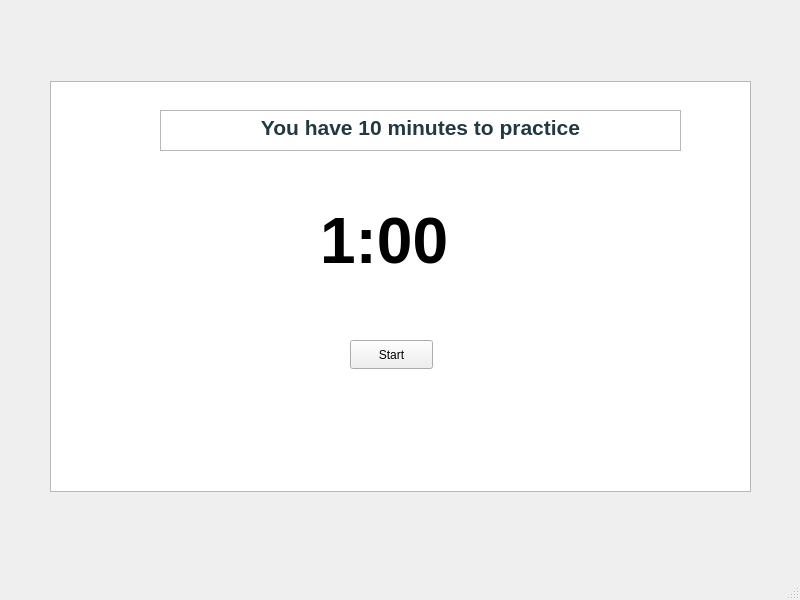
Qt form pubspstart.ui (AnushreeBannadabhavi/Orator) before a commit.
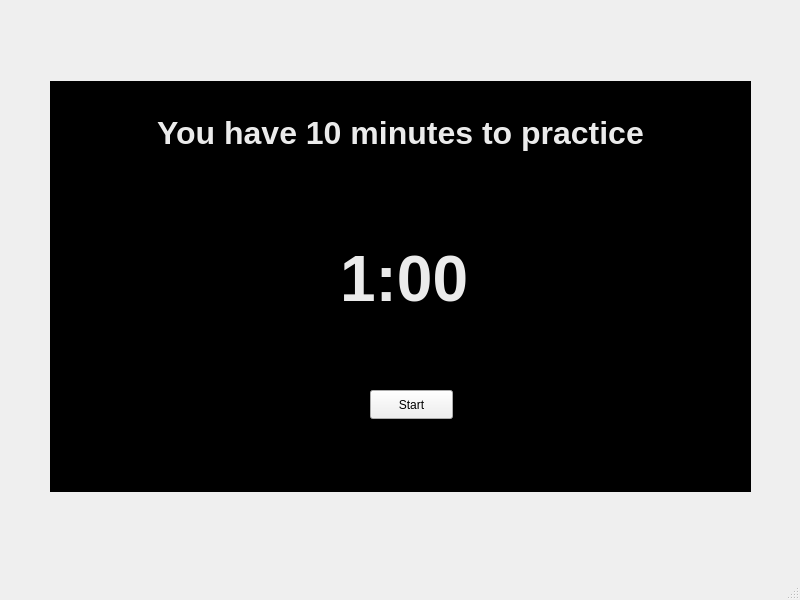
The same form after that commit.

```diff
--- a/pubspstart.ui
+++ b/pubspstart.ui
@@ -23,12 +23,17 @@
       <height>411</height>
      </rect>
     </property>
+    <property name="styleSheet">
+     <string notr="true">
+    background-color: rgb(0, 0, 0);
+</string>
+    </property>
    </widget>
    <widget class="QPushButton" name="pushButtonStart">
     <property name="geometry">
      <rect>
-      <x>350</x>
-      <y>340</y>
+      <x>370</x>
+      <y>390</y>
       <width>83</width>
       <height>29</height>
      </rect>
@@ -40,10 +45,10 @@
    <widget class="QLabel" name="label">
     <property name="geometry">
      <rect>
-      <x>320</x>
-      <y>200</y>
-      <width>291</width>
-      <height>81</height>
+      <x>340</x>
+      <y>230</y>
+      <width>171</width>
+      <height>101</height>
      </rect>
     </property>
     <property name="font">
@@ -53,24 +58,35 @@
      </font>
     </property>
     <property name="text">
-     <string>1:00</string>
+     <string>&lt;html&gt;&lt;head/&gt;&lt;body&gt;&lt;p&gt;&lt;span style=&quot; color:#ebebeb;&quot;&gt;1:00&lt;/span&gt;&lt;/p&gt;&lt;/body&gt;&lt;/html&gt;</string>
     </property>
    </widget>
    <widget class="QTextBrowser" name="textBrowser_2">
     <property name="geometry">
      <rect>
-      <x>160</x>
+      <x>100</x>
       <y>110</y>
-      <width>521</width>
-      <height>41</height>
+      <width>601</width>
+      <height>111</height>
      </rect>
     </property>
+    <property name="sizePolicy">
+     <sizepolicy hsizetype="Fixed" vsizetype="Fixed">
+      <horstretch>0</horstretch>
+      <verstretch>0</verstretch>
+     </sizepolicy>
+    </property>
+    <property name="styleSheet">
+     <string notr="true">
+    background-color: rgb(0, 0, 0);
+</string>
+    </property>
     <property name="html">
      <string>&lt;!DOCTYPE HTML PUBLIC &quot;-//W3C//DTD HTML 4.0//EN&quot; &quot;http://www.w3.org/TR/REC-html40/strict.dtd&quot;&gt;
 &lt;html&gt;&lt;head&gt;&lt;meta name=&quot;qrichtext&quot; content=&quot;1&quot; /&gt;&lt;meta charset=&quot;utf-8&quot; /&gt;&lt;style type=&quot;text/css&quot;&gt;
 p, li { white-space: pre-wrap; }
 &lt;/style&gt;&lt;/head&gt;&lt;body style=&quot; font-family:'Segoe UI'; font-size:9pt; font-weight:400; font-style:normal;&quot;&gt;
-&lt;p align=&quot;center&quot; style=&quot; margin-top:0px; margin-bottom:0px; margin-left:0px; margin-right:0px; -qt-block-indent:0; text-indent:0px;&quot;&gt;&lt;span style=&quot; font-size:16pt; font-weight:700; color:#223941;&quot;&gt;You have 10 minutes to practice&lt;/span&gt;&lt;/p&gt;&lt;/body&gt;&lt;/html&gt;</string>
+&lt;p align=&quot;center&quot; style=&quot; margin-top:0px; margin-bottom:0px; margin-left:0px; margin-right:0px; -qt-block-indent:0; text-indent:0px;&quot;&gt;&lt;span style=&quot; font-size:24pt; font-weight:700; color:#ebebeb;&quot;&gt;You have 10 minutes to practice&lt;/span&gt;&lt;/p&gt;&lt;/body&gt;&lt;/html&gt;</string>
     </property>
    </widget>
   </widget>
```
